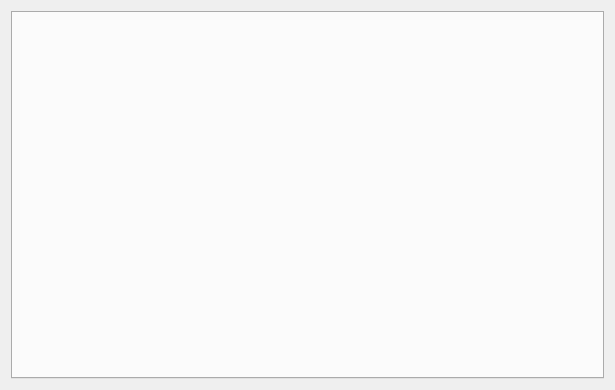
This is uastabbedmenuview.ui in wsy984655628/My_UAV_GS as Qt 5 draws it before an edit. The edited form follows.
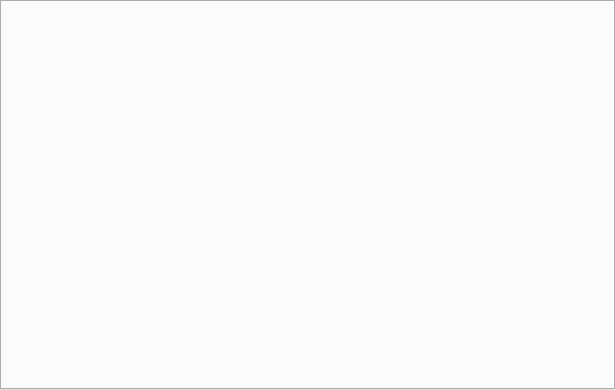
This is the edited form.

```diff
--- a/uastabbedmenuview.ui
+++ b/uastabbedmenuview.ui
@@ -26,6 +26,18 @@
    <bool>false</bool>
   </property>
   <layout class="QGridLayout" name="gridLayout">
+   <property name="leftMargin">
+    <number>0</number>
+   </property>
+   <property name="topMargin">
+    <number>0</number>
+   </property>
+   <property name="rightMargin">
+    <number>0</number>
+   </property>
+   <property name="bottomMargin">
+    <number>0</number>
+   </property>
    <item row="0" column="0">
     <widget class="QTabWidget" name="tabWidget">
      <property name="currentIndex">
```
